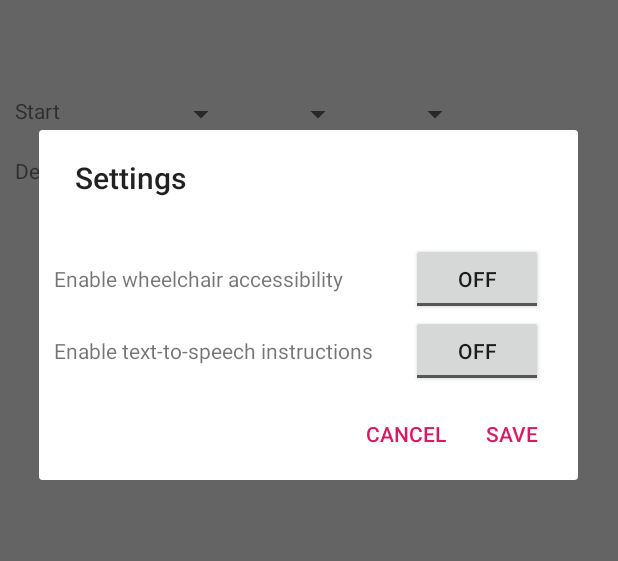
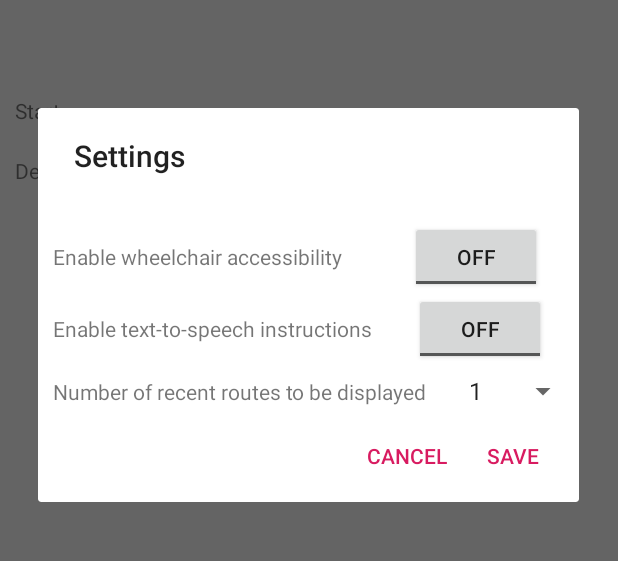
Before and after one commit to fossij/Monumap, an Android app: the screen it shows after launch (Home), after a tap on "Settings", on a phone screen of 412 x 824 dp, the part 313-874 px from its top. Run offline under Robolectric (Android 15) with nearby library versions, the phone set to English and light mode, and no system bars; 1 other tap on this screen came first.

Commit message:
Added recent routes options to settings

```diff
--- a/app/src/main/java/edu/wit/mobileapp/monumap/Dialogs/Settings.java
+++ b/app/src/main/java/edu/wit/mobileapp/monumap/Dialogs/Settings.java
@@ -8,12 +8,15 @@ import android.os.Bundle;
 import android.support.v4.app.DialogFragment;
 import android.view.LayoutInflater;
 import android.view.View;
+import android.widget.ArrayAdapter;
+import android.widget.Spinner;
 import android.widget.ToggleButton;
 
 import edu.wit.mobileapp.monumap.R;
 
 public class Settings extends DialogFragment {
     private SharedPreferences sharedPreferences;
+    private final Integer[] recentRoutesOptions = new Integer[]{1,2,3,4,5,10,20};
 
     public void setSharedPreferences(SharedPreferences sharedPreferences) {
         this.sharedPreferences = sharedPreferences;
@@ -25,11 +28,15 @@ public class Settings extends DialogFragment {
         LayoutInflater inflater = requireActivity().getLayoutInflater();
         View view = inflater.inflate(R.layout.fragment_settings, null);
 
-        // set buttons based on current usersettings
+        // set settings values based on current usersettings
         final ToggleButton wheelchairButton = view.findViewById(R.id.settings_wheelchair_toggle);
         wheelchairButton.setChecked(sharedPreferences.getBoolean(getString(R.string.sp_wheelchairAccessibilityEnabled), false));
         final ToggleButton textToSpeechButton = view.findViewById(R.id.settings_text_to_speech_toggle);
         textToSpeechButton.setChecked(sharedPreferences.getBoolean(getString(R.string.sp_textToSpeechEnabled), false));
+        final Spinner recentRoutesSpinner = view.findViewById(R.id.settings_recent_routes_spinner);
+        ArrayAdapter<Integer> recentRoutesAdapter = new ArrayAdapter<Integer>(getContext(), android.R.layout.simple_spinner_item, recentRoutesOptions);
+        recentRoutesSpinner.setAdapter(recentRoutesAdapter);
+        recentRoutesSpinner.setSelection(sharedPreferences.getInt("recentRoutesNumber", 0));
 
         builder.setTitle(R.string.settings_title)
                 .setPositiveButton(R.string.settings_save, new DialogInterface.OnClickListener() {
@@ -39,6 +46,7 @@ public class Settings extends DialogFragment {
                         SharedPreferences.Editor editor = sharedPreferences.edit();
                         editor.putBoolean(getString(R.string.sp_wheelchairAccessibilityEnabled), wheelchairButton.isChecked());
                         editor.putBoolean(getString(R.string.sp_textToSpeechEnabled), textToSpeechButton.isChecked());
+                        editor.putInt("recentRoutesNumber", recentRoutesSpinner.getSelectedItemPosition());
                         editor.apply();
                     }
                 })
--- a/app/src/main/res/layout/fragment_settings.xml
+++ b/app/src/main/res/layout/fragment_settings.xml
@@ -44,7 +44,27 @@
                 android:id="@+id/settings_text_to_speech_toggle"
                 android:layout_width="wrap_content"
                 android:layout_height="wrap_content"
-                android:layout_marginStart="25dp" />
+                android:layout_marginStart="28dp" />
+        </LinearLayout>
+
+        <LinearLayout
+            android:layout_width="wrap_content"
+            android:layout_height="wrap_content"
+            android:orientation="horizontal"
+            android:layout_marginTop="5dp">
+
+            <TextView
+                android:text="@string/settings_recent_routes_text"
+                android:layout_width="wrap_content"
+                android:layout_height="wrap_content"
+                android:layout_marginStart="10dp" />
+
+            <Spinner
+                android:id="@+id/settings_recent_routes_spinner"
+                android:layout_width="wrap_content"
+                android:layout_height="wrap_content"
+                android:layout_marginStart="20dp" />
+
         </LinearLayout>
 
     </LinearLayout>
--- a/app/src/main/res/values/strings.xml
+++ b/app/src/main/res/values/strings.xml
@@ -44,4 +44,5 @@
     <string name="recent_routes_calculate">Calculate</string>
     <string name="recent_routes_cancel">Cancel</string>
     <string name="recent_routes_no_routes_text">You have no recent routes.</string>
+    <string name="settings_recent_routes_text">Number of recent routes to be displayed</string>
 </resources>
```
